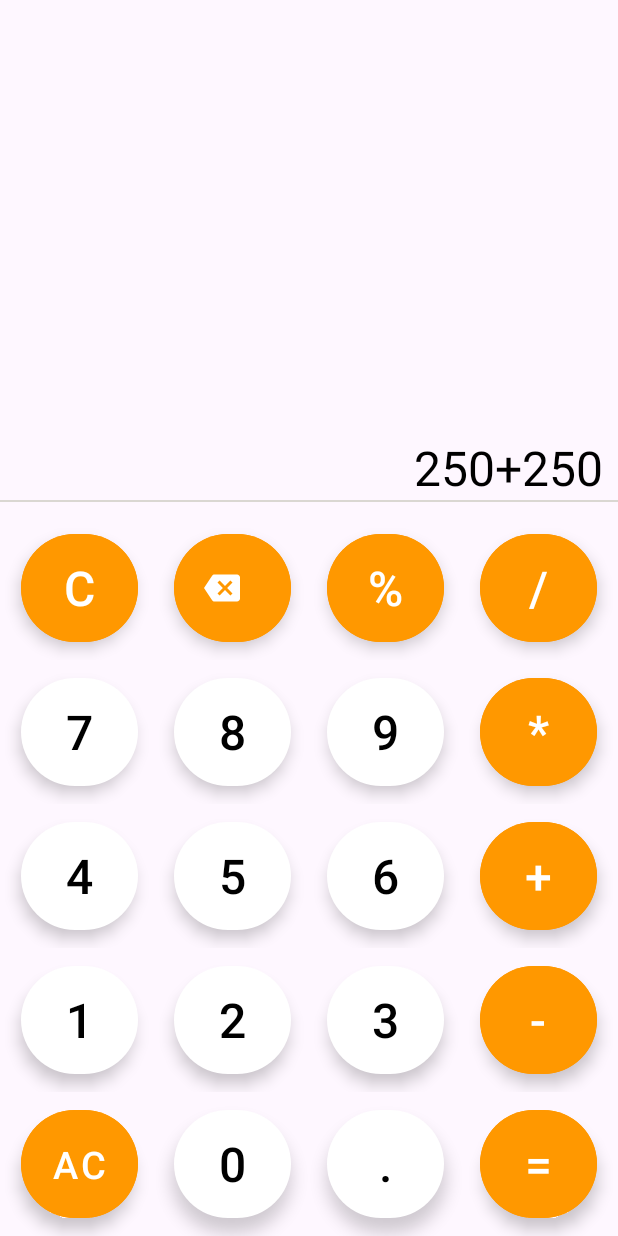
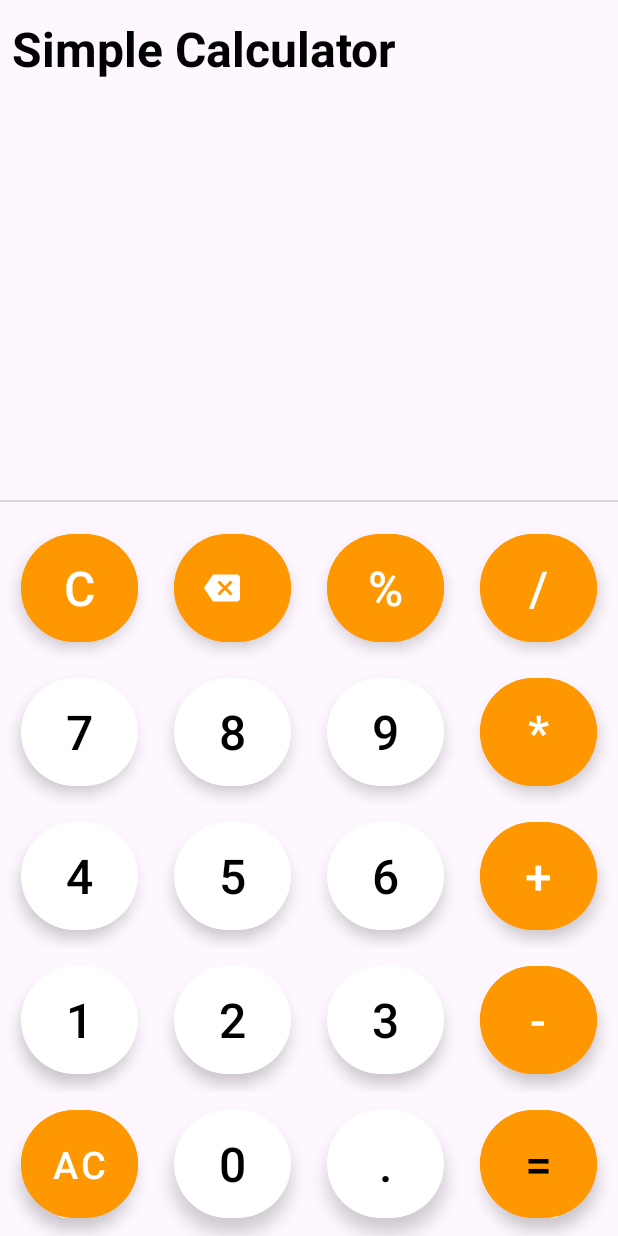
Before and after one commit to sohag221/Simple-Calculator-With-Kotlin, an Android app: the screen it shows after launch (MainActivity), on a phone screen of 412 x 824 dp. Run offline under Robolectric (Android 15) with nearby library versions, the phone set to English and light mode, and no system bars.

```diff
--- a/src/main/res/layout/activity_main.xml
+++ b/src/main/res/layout/activity_main.xml
@@ -8,25 +8,40 @@
     tools:context=".MainActivity">
 
     <TextView
-        android:id="@+id/textView2"
         android:layout_width="match_parent"
         android:layout_height="wrap_content"
-        android:text="250+250"
+        android:layout_margin="8dp"
+        android:layout_marginStart="16dp"
+
+        android:text="Simple Calculator"
+        android:textColor="@color/black"
+        android:textSize="32sp"
+        android:textStyle="bold"
+        app:layout_constraintBottom_toTopOf="@+id/data_tv"
+        app:layout_constraintStart_toStartOf="parent"
+        app:layout_constraintTop_toTopOf="parent"
+        app:layout_constraintVertical_bias="0.013" />
+
+    <TextView
+        android:id="@+id/data_tv"
+        android:layout_width="match_parent"
+        android:layout_height="wrap_content"
+        android:text=""
         android:textColor="@color/black"
         android:textSize="32sp"
         android:gravity="right"
         android:paddingRight="10dp"
-        app:layout_constraintBottom_toTopOf="@+id/textView"
+        app:layout_constraintBottom_toTopOf="@+id/result_tv"
         app:layout_constraintEnd_toEndOf="parent"
         app:layout_constraintStart_toStartOf="parent" />
 
     <TextView
-        android:id="@+id/textView"
+        android:id="@+id/result_tv"
         android:layout_width="match_parent"
         android:layout_height="wrap_content"
         android:gravity="right"
         android:paddingRight="10dp"
-        android:text="=500"
+        android:text=""
         android:textColor="#696767"
         android:textSize="32sp"
         android:visibility="gone"
@@ -48,15 +63,17 @@
         android:layout_width="match_parent"
         android:layout_height="wrap_content"
         android:orientation="vertical"
+
         app:layout_constraintBottom_toBottomOf="parent"
         app:layout_constraintEnd_toEndOf="parent"
         app:layout_constraintStart_toStartOf="parent">
-
- <LinearLayout
+        <LinearLayout
             android:layout_width="match_parent"
             android:layout_height="wrap_content"
             android:orientation="horizontal"
             android:gravity="center"
+
+
 
      >
 
@@ -96,7 +113,7 @@
                 android:textColor="@color/white"
                 />
         </LinearLayout>
- <LinearLayout
+         <LinearLayout
             android:layout_width="match_parent"
             android:layout_height="wrap_content"
             android:orientation="horizontal"
@@ -134,7 +151,7 @@
                 android:textColor="@color/white"
                 />
         </LinearLayout>
- <LinearLayout
+        <LinearLayout
             android:layout_width="match_parent"
             android:layout_height="wrap_content"
             android:orientation="horizontal"
@@ -173,7 +190,7 @@
                 android:textColor="@color/white"
                 />
         </LinearLayout>
- <LinearLayout
+        <LinearLayout
             android:layout_width="match_parent"
             android:layout_height="wrap_content"
             android:orientation="horizontal"
@@ -212,7 +229,7 @@
                 android:id="@+id/bt_subtrack"
                 />
         </LinearLayout>
- <LinearLayout
+        <LinearLayout
             android:layout_width="match_parent"
             android:layout_height="wrap_content"
             android:orientation="horizontal"
@@ -248,7 +265,7 @@
                 android:text="="
                 android:textSize="32sp"
                 android:backgroundTint="@color/btnBackground2"
-                android:textColor="@color/white"
+                android:textColor="@color/black"
                 android:id="@+id/bt_equal"
                 />
         </LinearLayout>
```
